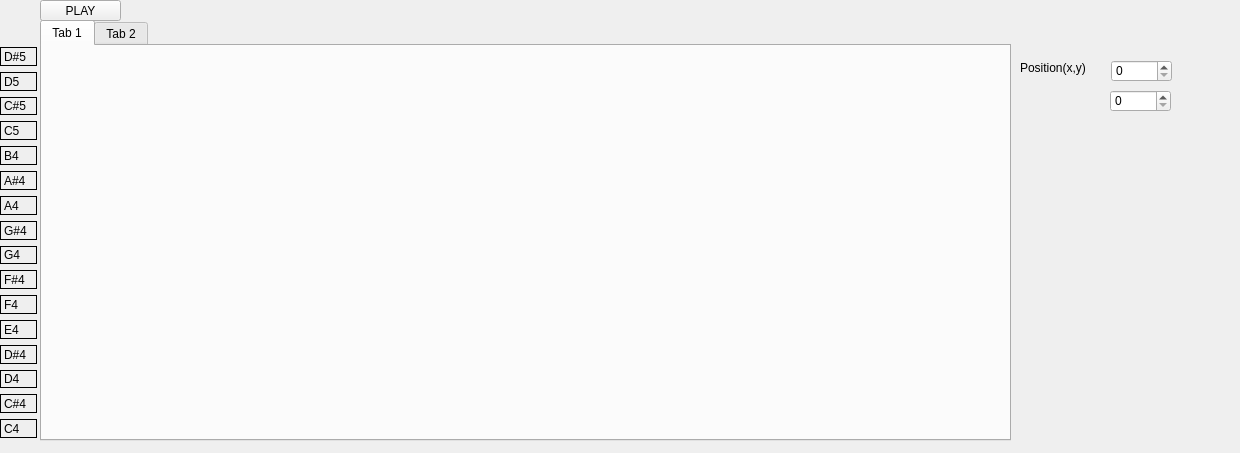
This is qmake/app/mainwindow.ui in wooseokyourself/assn4 as Qt 5 draws it before an edit. The edited form follows.
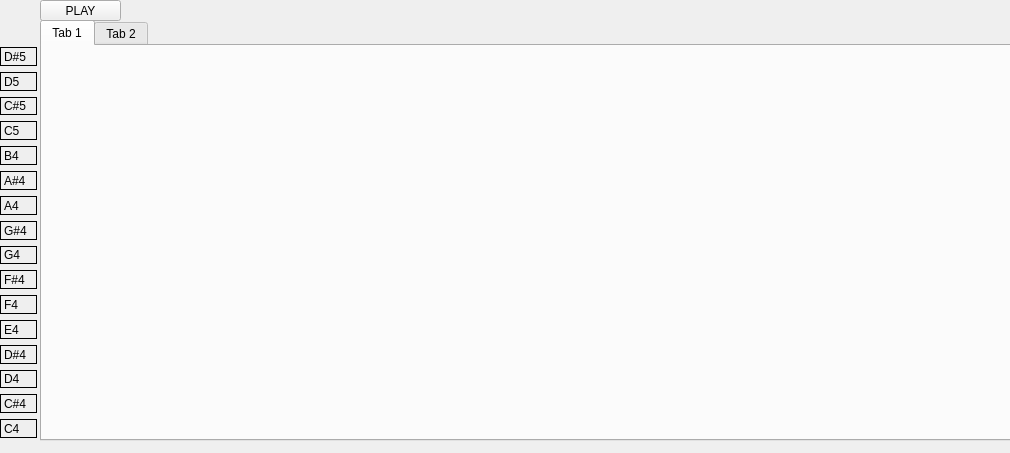
This is the edited form.

What changed in the file:
```diff
--- a/qmake/app/mainwindow.ui
+++ b/qmake/app/mainwindow.ui
@@ -6,7 +6,7 @@
    <rect>
     <x>0</x>
     <y>0</y>
-    <width>1240</width>
+    <width>1010</width>
     <height>453</height>
    </rect>
   </property>
@@ -224,39 +224,6 @@
     <string>PLAY</string>
    </property>
   </widget>
-  <widget class="QLabel" name="PositionText">
-   <property name="geometry">
-    <rect>
-     <x>1020</x>
-     <y>60</y>
-     <width>81</width>
-     <height>16</height>
-    </rect>
-   </property>
-   <property name="text">
-    <string>Position(x,y)</string>
-   </property>
-  </widget>
-  <widget class="QSpinBox" name="xPosSpinBox">
-   <property name="geometry">
-    <rect>
-     <x>1111</x>
-     <y>60</y>
-     <width>61</width>
-     <height>22</height>
-    </rect>
-   </property>
-  </widget>
-  <widget class="QSpinBox" name="yPosSpinBox">
-   <property name="geometry">
-    <rect>
-     <x>1110</x>
-     <y>90</y>
-     <width>61</width>
-     <height>22</height>
-    </rect>
-   </property>
-  </widget>
  </widget>
  <resources/>
  <connections>
```
